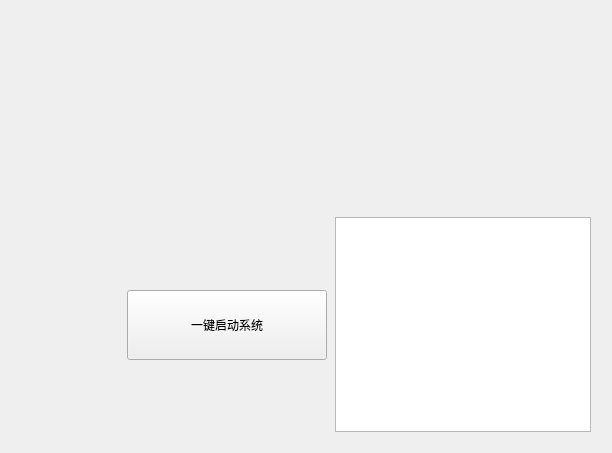
Above: view/ui_main.ui from wangrichaoren/face_tracker before the change. Below: the same form after it.
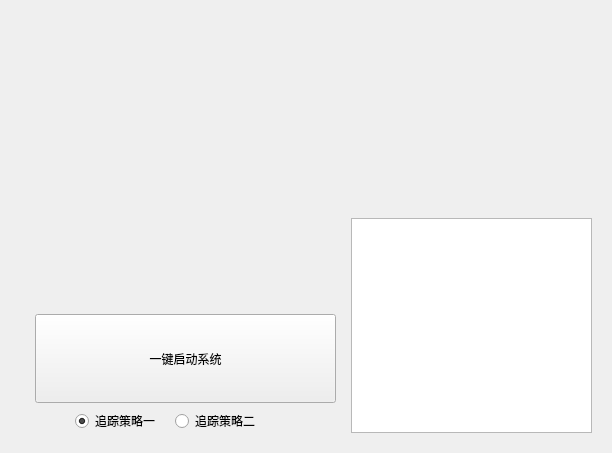
That is the form after the change. Custom widgets are drawn as their Qt base class.

What changed in the file:
```diff
--- a/view/ui_main.ui
+++ b/view/ui_main.ui
@@ -39,41 +39,10 @@
    <item row="1" column="0" colspan="2">
     <widget class="CardWidget" name="CardWidget_2">
      <layout class="QGridLayout" name="gridLayout_2">
-      <property name="leftMargin">
-       <number>10</number>
+      <property name="horizontalSpacing">
+       <number>15</number>
       </property>
-      <property name="topMargin">
-       <number>10</number>
-      </property>
-      <property name="rightMargin">
-       <number>10</number>
-      </property>
-      <property name="bottomMargin">
-       <number>10</number>
-      </property>
-      <property name="spacing">
-       <number>8</number>
-      </property>
-      <item row="2" column="1">
-       <widget class="PillPushButton" name="sysButton">
-        <property name="sizePolicy">
-         <sizepolicy hsizetype="Preferred" vsizetype="Preferred">
-          <horstretch>0</horstretch>
-          <verstretch>0</verstretch>
-         </sizepolicy>
-        </property>
-        <property name="minimumSize">
-         <size>
-          <width>200</width>
-          <height>70</height>
-         </size>
-        </property>
-        <property name="text">
-         <string>一键启动系统</string>
-        </property>
-       </widget>
-      </item>
-      <item row="1" column="2" rowspan="3">
+      <item row="0" column="7" rowspan="3">
        <widget class="PlainTextEdit" name="helpPlainTextEdit">
         <property name="sizePolicy">
          <sizepolicy hsizetype="Preferred" vsizetype="Preferred">
@@ -92,9 +61,91 @@
         </property>
        </widget>
       </item>
-      <item row="1" column="0" rowspan="3">
+      <item row="2" column="1">
+       <spacer name="horizontalSpacer">
+        <property name="orientation">
+         <enum>Qt::Horizontal</enum>
+        </property>
+        <property name="sizeHint" stdset="0">
+         <size>
+          <width>40</width>
+          <height>20</height>
+         </size>
+        </property>
+       </spacer>
+      </item>
+      <item row="2" column="5">
+       <widget class="BodyLabel" name="BodyLabel_2">
+        <property name="text">
+         <string/>
+        </property>
+       </widget>
+      </item>
+      <item row="0" column="0" rowspan="3">
        <widget class="HeaderCardWidget" name="HeaderCardWidget"/>
       </item>
+      <item row="1" column="1" colspan="6">
+       <widget class="PushButton" name="sysButton">
+        <property name="sizePolicy">
+         <sizepolicy hsizetype="Preferred" vsizetype="Preferred">
+          <horstretch>0</horstretch>
+          <verstretch>0</verstretch>
+         </sizepolicy>
+        </property>
+        <property name="text">
+         <string>一键启动系统</string>
+        </property>
+       </widget>
+      </item>
+      <item row="2" column="2">
+       <widget class="RadioButton" name="tra1RadioButton">
+        <property name="sizePolicy">
+         <sizepolicy hsizetype="Preferred" vsizetype="Fixed">
+          <horstretch>0</horstretch>
+          <verstretch>0</verstretch>
+         </sizepolicy>
+        </property>
+        <property name="text">
+         <string>追踪策略一</string>
+        </property>
+        <property name="checked">
+         <bool>true</bool>
+        </property>
+       </widget>
+      </item>
+      <item row="0" column="5">
+       <widget class="BodyLabel" name="BodyLabel">
+        <property name="text">
+         <string/>
+        </property>
+       </widget>
+      </item>
+      <item row="2" column="3">
+       <widget class="RadioButton" name="tra2RadioButton">
+        <property name="sizePolicy">
+         <sizepolicy hsizetype="Preferred" vsizetype="Fixed">
+          <horstretch>0</horstretch>
+          <verstretch>0</verstretch>
+         </sizepolicy>
+        </property>
+        <property name="text">
+         <string>追踪策略二</string>
+        </property>
+       </widget>
+      </item>
+      <item row="2" column="4">
+       <spacer name="horizontalSpacer_2">
+        <property name="orientation">
+         <enum>Qt::Horizontal</enum>
+        </property>
+        <property name="sizeHint" stdset="0">
+         <size>
+          <width>40</width>
+          <height>20</height>
+         </size>
+        </property>
+       </spacer>
+      </item>
      </layout>
     </widget>
    </item>
@@ -107,13 +158,8 @@
    <header>qfluentwidgets</header>
   </customwidget>
   <customwidget>
-   <class>PillPushButton</class>
-   <extends>ToggleButton</extends>
-   <header>qfluentwidgets</header>
-  </customwidget>
-  <customwidget>
-   <class>ToggleButton</class>
-   <extends>PushButton</extends>
+   <class>RadioButton</class>
+   <extends>QRadioButton</extends>
    <header>qfluentwidgets</header>
   </customwidget>
   <customwidget>
@@ -134,6 +180,11 @@
    <header>qfluentwidgets</header>
    <container>1</container>
   </customwidget>
+  <customwidget>
+   <class>BodyLabel</class>
+   <extends>QLabel</extends>
+   <header>qfluentwidgets</header>
+  </customwidget>
   <customwidget>
    <class>ImageLabel</class>
    <extends>QLabel</extends>
```
